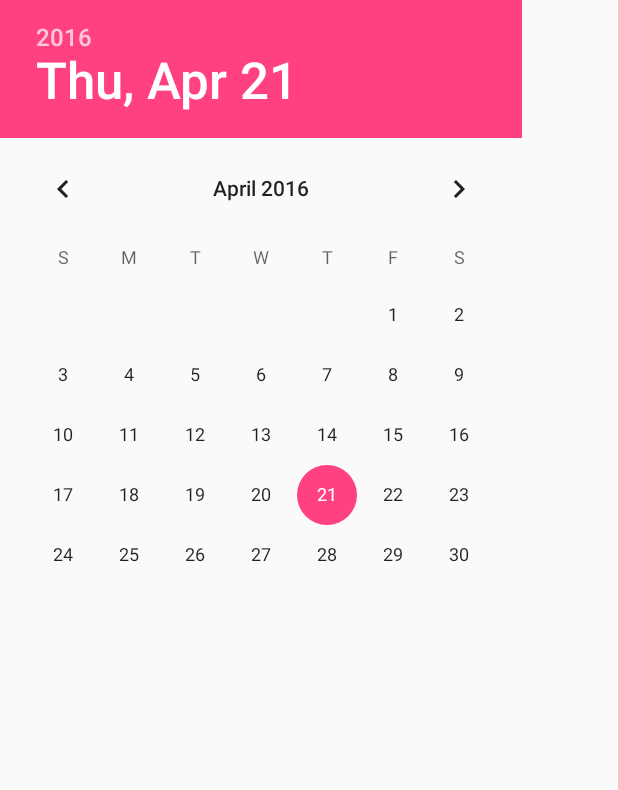
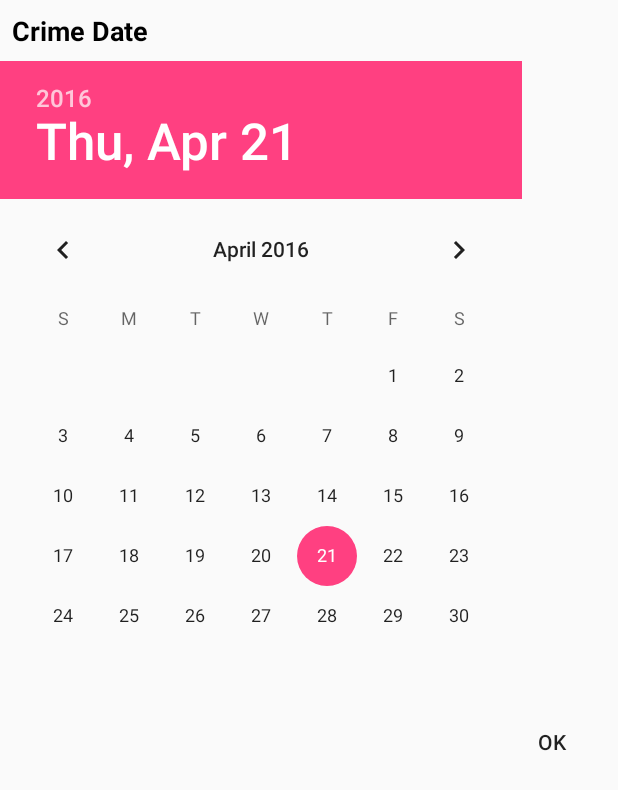
Before and after one commit to UelitonFreitas/BigNerdRanch, an Android app: the layout dialog_date.xml on its own in the app's theme, with its tools: preview values and no code run, on a phone screen of 412 x 824 dp. Shown: the top 790 px of the screen. Run offline under Robolectric (Android 15) with nearby library versions, the phone set to English and light mode, and no system bars.

Commit message:
Added new view of TimerPick Fragment. Now he is a flexible Fragment.

```diff
--- a/CriminalIntent/app/src/main/res/layout/dialog_date.xml
+++ b/CriminalIntent/app/src/main/res/layout/dialog_date.xml
@@ -1,8 +1,37 @@
 <?xml version="1.0" encoding="utf-8"?>
-<DatePicker
-    android:id="@+id/dialog_date_date_picker"
+
+<RelativeLayout
     xmlns:android="http://schemas.android.com/apk/res/android"
     android:layout_width="wrap_content"
     android:layout_height="wrap_content"
-    android:calendarViewShown="false"
-    android:orientation="vertical"/>
+    android:orientation="vertical">
+    xmlns:android="http://schemas.android.com/apk/res/android"/>
+
+    <TextView
+        android:id="@+id/text_view_crime_date_tittle"
+        android:layout_width="wrap_content"
+        android:layout_height="wrap_content"
+        android:padding="8dp"
+        android:text="@string/crime_tittle_date"
+        android:textSize="18sp"
+        android:textColor="@android:color/primary_text_light"
+        android:textStyle="bold"/>
+
+    <DatePicker
+        android:id="@+id/dialog_date_date_picker"
+        android:layout_width="wrap_content"
+        android:layout_height="wrap_content"
+        android:layout_below="@+id/text_view_crime_date_tittle"
+        android:calendarViewShown="false"
+        android:orientation="vertical"/>
+
+    <Button
+        android:id="@+id/ok_button"
+        android:layout_width="wrap_content"
+        android:layout_height="wrap_content"
+        android:layout_alignParentRight="true"
+        android:layout_below="@+id/dialog_date_date_picker"
+        android:text="@android:string/ok"
+        android:background="?android:attr/selectableItemBackground"
+        />
+</RelativeLayout>
--- a/CriminalIntent/app/src/main/res/values/strings.xml
+++ b/CriminalIntent/app/src/main/res/values/strings.xml
@@ -8,4 +8,5 @@
     <string name="crime_details_label">Details</string>
     <string name="crime_solved_label">Solved</string>
     <string name="date_picker_title">Date of crime:</string>
+    <string name="crime_tittle_date">Crime Date</string>
 </resources>
```
Also changed, not shown: CriminalIntent/app/src/main/java/com/origin/ueliton/criminalintent/fragment/DatePickerFragment.java (+14 -11 lines).
